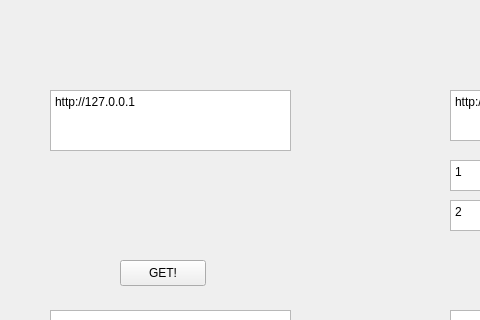
Old version of the form widget.ui in the repository ChuanSWT/Make-GET-POST-WS-tests-Quick-; both pictures show x 0 to 480 and y 0 to 320 of the 800 by 600 pixel window.
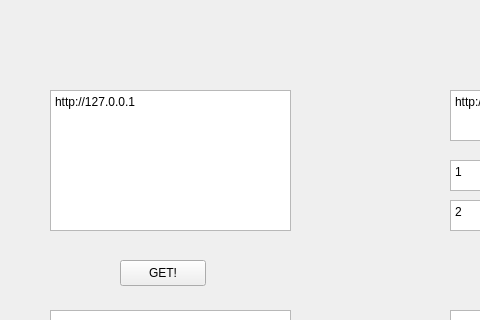
New version of the form.

The edit to the form file:
```diff
--- a/widget.ui
+++ b/widget.ui
@@ -32,7 +32,7 @@
      <x>50</x>
      <y>90</y>
      <width>241</width>
-     <height>61</height>
+     <height>141</height>
     </rect>
    </property>
    <property name="html">
```
